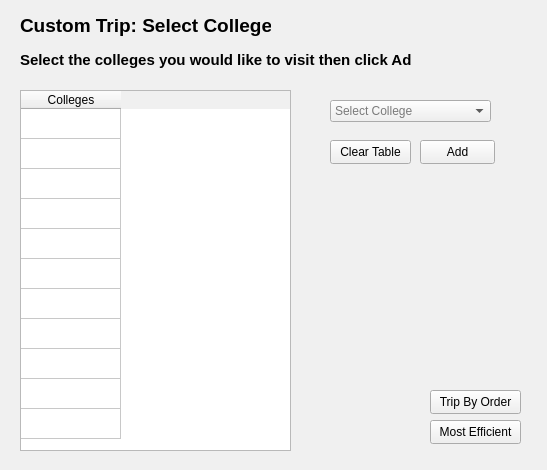
Before: the Qt Designer form CollegeTouring/customtrip.ui in belalzahran/CS_Project2_TheApplicants, drawn with Qt 5.
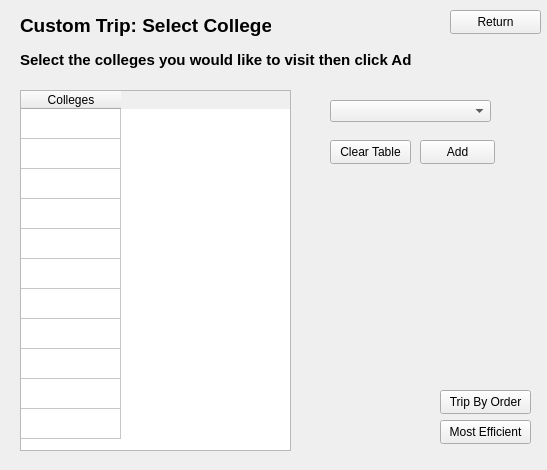
After: the same form once the commit is applied.

What changed in the file:
```diff
--- a/CollegeTouring/customtrip.ui
+++ b/CollegeTouring/customtrip.ui
@@ -12,579 +12,9 @@
   </property>
   <property name="palette">
    <palette>
-    <active>
-     <colorrole role="WindowText">
-      <brush brushstyle="SolidPattern">
-       <color alpha="255">
-        <red>0</red>
-        <green>0</green>
-        <blue>0</blue>
-       </color>
-      </brush>
-     </colorrole>
-     <colorrole role="Button">
-      <brush brushstyle="SolidPattern">
-       <color alpha="255">
-        <red>240</red>
-        <green>240</green>
-        <blue>240</blue>
-       </color>
-      </brush>
-     </colorrole>
-     <colorrole role="Light">
-      <brush brushstyle="SolidPattern">
-       <color alpha="255">
-        <red>255</red>
-        <green>255</green>
-        <blue>255</blue>
-       </color>
-      </brush>
-     </colorrole>
-     <colorrole role="Midlight">
-      <brush brushstyle="SolidPattern">
-       <color alpha="255">
-        <red>227</red>
-        <green>227</green>
-        <blue>227</blue>
-       </color>
-      </brush>
-     </colorrole>
-     <colorrole role="Dark">
-      <brush brushstyle="SolidPattern">
-       <color alpha="255">
-        <red>160</red>
-        <green>160</green>
-        <blue>160</blue>
-       </color>
-      </brush>
-     </colorrole>
-     <colorrole role="Mid">
-      <brush brushstyle="SolidPattern">
-       <color alpha="255">
-        <red>129</red>
-        <green>129</green>
-        <blue>129</blue>
-       </color>
-      </brush>
-     </colorrole>
-     <colorrole role="Text">
-      <brush brushstyle="SolidPattern">
-       <color alpha="255">
-        <red>0</red>
-        <green>0</green>
-        <blue>0</blue>
-       </color>
-      </brush>
-     </colorrole>
-     <colorrole role="BrightText">
-      <brush brushstyle="SolidPattern">
-       <color alpha="255">
-        <red>255</red>
-        <green>255</green>
-        <blue>255</blue>
-       </color>
-      </brush>
-     </colorrole>
-     <colorrole role="ButtonText">
-      <brush brushstyle="SolidPattern">
-       <color alpha="255">
-        <red>0</red>
-        <green>0</green>
-        <blue>0</blue>
-       </color>
-      </brush>
-     </colorrole>
-     <colorrole role="Base">
-      <brush brushstyle="SolidPattern">
-       <color alpha="255">
-        <red>255</red>
-        <green>255</green>
-        <blue>255</blue>
-       </color>
-      </brush>
-     </colorrole>
-     <colorrole role="Window">
-      <brush brushstyle="SolidPattern">
-       <color alpha="255">
-        <red>198</red>
-        <green>208</green>
-        <blue>197</blue>
-       </color>
-      </brush>
-     </colorrole>
-     <colorrole role="Shadow">
-      <brush brushstyle="SolidPattern">
-       <color alpha="255">
-        <red>105</red>
-        <green>105</green>
-        <blue>105</blue>
-       </color>
-      </brush>
-     </colorrole>
-     <colorrole role="Highlight">
-      <brush brushstyle="SolidPattern">
-       <color alpha="255">
-        <red>0</red>
-        <green>120</green>
-        <blue>215</blue>
-       </color>
-      </brush>
-     </colorrole>
-     <colorrole role="HighlightedText">
-      <brush brushstyle="SolidPattern">
-       <color alpha="255">
-        <red>255</red>
-        <green>255</green>
-        <blue>255</blue>
-       </color>
-      </brush>
-     </colorrole>
-     <colorrole role="Link">
-      <brush brushstyle="SolidPattern">
-       <color alpha="255">
-        <red>0</red>
-        <green>0</green>
-        <blue>255</blue>
-       </color>
-      </brush>
-     </colorrole>
-     <colorrole role="LinkVisited">
-      <brush brushstyle="SolidPattern">
-       <color alpha="255">
-        <red>255</red>
-        <green>0</green>
-        <blue>255</blue>
-       </color>
-      </brush>
-     </colorrole>
-     <colorrole role="AlternateBase">
-      <brush brushstyle="SolidPattern">
-       <color alpha="255">
-        <red>245</red>
-        <green>245</green>
-        <blue>245</blue>
-       </color>
-      </brush>
-     </colorrole>
-     <colorrole role="NoRole">
-      <brush brushstyle="SolidPattern">
-       <color alpha="255">
-        <red>0</red>
-        <green>0</green>
-        <blue>0</blue>
-       </color>
-      </brush>
-     </colorrole>
-     <colorrole role="ToolTipBase">
-      <brush brushstyle="SolidPattern">
-       <color alpha="255">
-        <red>255</red>
-        <green>255</green>
-        <blue>220</blue>
-       </color>
-      </brush>
-     </colorrole>
-     <colorrole role="ToolTipText">
-      <brush brushstyle="SolidPattern">
-       <color alpha="255">
-        <red>0</red>
-        <green>0</green>
-        <blue>0</blue>
-       </color>
-      </brush>
-     </colorrole>
-     <colorrole role="PlaceholderText">
-      <brush brushstyle="SolidPattern">
-       <color alpha="128">
-        <red>0</red>
-        <green>0</green>
-        <blue>0</blue>
-       </color>
-      </brush>
-     </colorrole>
-    </active>
-    <inactive>
-     <colorrole role="WindowText">
-      <brush brushstyle="SolidPattern">
-       <color alpha="255">
-        <red>0</red>
-        <green>0</green>
-        <blue>0</blue>
-       </color>
-      </brush>
-     </colorrole>
-     <colorrole role="Button">
-      <brush brushstyle="SolidPattern">
-       <color alpha="255">
-        <red>240</red>
-        <green>240</green>
-        <blue>240</blue>
-       </color>
-      </brush>
-     </colorrole>
-     <colorrole role="Light">
-      <brush brushstyle="SolidPattern">
-       <color alpha="255">
-        <red>255</red>
-        <green>255</green>
-        <blue>255</blue>
-       </color>
-      </brush>
-     </colorrole>
-     <colorrole role="Midlight">
-      <brush brushstyle="SolidPattern">
-       <color alpha="255">
-        <red>227</red>
-        <green>227</green>
-        <blue>227</blue>
-       </color>
-      </brush>
-     </colorrole>
-     <colorrole role="Dark">
-      <brush brushstyle="SolidPattern">
-       <color alpha="255">
-        <red>160</red>
-        <green>160</green>
-        <blue>160</blue>
-       </color>
-      </brush>
-     </colorrole>
-     <colorrole role="Mid">
-      <brush brushstyle="SolidPattern">
-       <color alpha="255">
-        <red>160</red>
-        <green>160</green>
-        <blue>160</blue>
-       </color>
-      </brush>
-     </colorrole>
-     <colorrole role="Text">
-      <brush brushstyle="SolidPattern">
-       <color alpha="255">
-        <red>0</red>
-        <green>0</green>
-        <blue>0</blue>
-       </color>
-      </brush>
-     </colorrole>
-     <colorrole role="BrightText">
-      <brush brushstyle="SolidPattern">
-       <color alpha="255">
-        <red>255</red>
-        <green>255</green>
-        <blue>255</blue>
-       </color>
-      </brush>
-     </colorrole>
-     <colorrole role="ButtonText">
-      <brush brushstyle="SolidPattern">
-       <color alpha="255">
-        <red>0</red>
-        <green>0</green>
-        <blue>0</blue>
-       </color>
-      </brush>
-     </colorrole>
-     <colorrole role="Base">
-      <brush brushstyle="SolidPattern">
-       <color alpha="255">
-        <red>255</red>
-        <green>255</green>
-        <blue>255</blue>
-       </color>
-      </brush>
-     </colorrole>
-     <colorrole role="Window">
-      <brush brushstyle="SolidPattern">
-       <color alpha="255">
-        <red>240</red>
-        <green>240</green>
-        <blue>240</blue>
-       </color>
-      </brush>
-     </colorrole>
-     <colorrole role="Shadow">
-      <brush brushstyle="SolidPattern">
-       <color alpha="255">
-        <red>105</red>
-        <green>105</green>
-        <blue>105</blue>
-       </color>
-      </brush>
-     </colorrole>
-     <colorrole role="Highlight">
-      <brush brushstyle="SolidPattern">
-       <color alpha="255">
-        <red>240</red>
-        <green>240</green>
-        <blue>240</blue>
-       </color>
-      </brush>
-     </colorrole>
-     <colorrole role="HighlightedText">
-      <brush brushstyle="SolidPattern">
-       <color alpha="255">
-        <red>0</red>
-        <green>0</green>
-        <blue>0</blue>
-       </color>
-      </brush>
-     </colorrole>
-     <colorrole role="Link">
-      <brush brushstyle="SolidPattern">
-       <color alpha="255">
-        <red>0</red>
-        <green>0</green>
-        <blue>255</blue>
-       </color>
-      </brush>
-     </colorrole>
-     <colorrole role="LinkVisited">
-      <brush brushstyle="SolidPattern">
-       <color alpha="255">
-        <red>255</red>
-        <green>0</green>
-        <blue>255</blue>
-       </color>
-      </brush>
-     </colorrole>
-     <colorrole role="AlternateBase">
-      <brush brushstyle="SolidPattern">
-       <color alpha="255">
-        <red>245</red>
-        <green>245</green>
-        <blue>245</blue>
-       </color>
-      </brush>
-     </colorrole>
-     <colorrole role="NoRole">
-      <brush brushstyle="NoBrush">
-       <color alpha="255">
-        <red>0</red>
-        <green>0</green>
-        <blue>0</blue>
-       </color>
-      </brush>
-     </colorrole>
-     <colorrole role="ToolTipBase">
-      <brush brushstyle="SolidPattern">
-       <color alpha="255">
-        <red>255</red>
-        <green>255</green>
-        <blue>220</blue>
-       </color>
-      </brush>
-     </colorrole>
-     <colorrole role="ToolTipText">
-      <brush brushstyle="SolidPattern">
-       <color alpha="255">
-        <red>0</red>
-        <green>0</green>
-        <blue>0</blue>
-       </color>
-      </brush>
-     </colorrole>
-     <colorrole role="PlaceholderText">
-      <brush brushstyle="SolidPattern">
-       <color alpha="128">
-        <red>0</red>
-        <green>0</green>
-        <blue>0</blue>
-       </color>
-      </brush>
-     </colorrole>
-    </inactive>
-    <disabled>
-     <colorrole role="WindowText">
-      <brush brushstyle="SolidPattern">
-       <color alpha="255">
-        <red>120</red>
-        <green>120</green>
-        <blue>120</blue>
-       </color>
-      </brush>
-     </colorrole>
-     <colorrole role="Button">
-      <brush brushstyle="SolidPattern">
-       <color alpha="255">
-        <red>240</red>
-        <green>240</green>
-        <blue>240</blue>
-       </color>
-      </brush>
-     </colorrole>
-     <colorrole role="Light">
-      <brush brushstyle="SolidPattern">
-       <color alpha="255">
-        <red>255</red>
-        <green>255</green>
-        <blue>255</blue>
-       </color>
-      </brush>
-     </colorrole>
-     <colorrole role="Midlight">
-      <brush brushstyle="SolidPattern">
-       <color alpha="255">
-        <red>247</red>
-        <green>247</green>
-        <blue>247</blue>
-       </color>
-      </brush>
-     </colorrole>
-     <colorrole role="Dark">
-      <brush brushstyle="SolidPattern">
-       <color alpha="255">
-        <red>160</red>
-        <green>160</green>
-        <blue>160</blue>
-       </color>
-      </brush>
-     </colorrole>
-     <colorrole role="Mid">
-      <brush brushstyle="SolidPattern">
-       <color alpha="255">
-        <red>129</red>
-        <green>129</green>
-        <blue>129</blue>
-       </color>
-      </brush>
-     </colorrole>
-     <colorrole role="Text">
-      <brush brushstyle="SolidPattern">
-       <color alpha="255">
-        <red>120</red>
-        <green>120</green>
-        <blue>120</blue>
-       </color>
-      </brush>
-     </colorrole>
-     <colorrole role="BrightText">
-      <brush brushstyle="SolidPattern">
-       <color alpha="255">
-        <red>255</red>
-        <green>255</green>
-        <blue>255</blue>
-       </color>
-      </brush>
-     </colorrole>
-     <colorrole role="ButtonText">
-      <brush brushstyle="SolidPattern">
-       <color alpha="255">
-        <red>120</red>
-        <green>120</green>
-        <blue>120</blue>
-       </color>
-      </brush>
-     </colorrole>
-     <colorrole role="Base">
-      <brush brushstyle="SolidPattern">
-       <color alpha="255">
-        <red>198</red>
-        <green>208</green>
-        <blue>197</blue>
-       </color>
-      </brush>
-     </colorrole>
-     <colorrole role="Window">
-      <brush brushstyle="SolidPattern">
-       <color alpha="255">
-        <red>198</red>
-        <green>208</green>
-        <blue>197</blue>
-       </color>
-      </brush>
-     </colorrole>
-     <colorrole role="Shadow">
-      <brush brushstyle="SolidPattern">
-       <color alpha="255">
-        <red>0</red>
-        <green>0</green>
-        <blue>0</blue>
-       </color>
-      </brush>
-     </colorrole>
-     <colorrole role="Highlight">
-      <brush brushstyle="SolidPattern">
-       <color alpha="255">
-        <red>0</red>
-        <green>120</green>
-        <blue>215</blue>
-       </color>
-      </brush>
-     </colorrole>
-     <colorrole role="HighlightedText">
-      <brush brushstyle="SolidPattern">
-       <color alpha="255">
-        <red>255</red>
-        <green>255</green>
-        <blue>255</blue>
-       </color>
-      </brush>
-     </colorrole>
-     <colorrole role="Link">
-      <brush brushstyle="SolidPattern">
-       <color alpha="255">
-        <red>0</red>
-        <green>0</green>
-        <blue>255</blue>
-       </color>
-      </brush>
-     </colorrole>
-     <colorrole role="LinkVisited">
-      <brush brushstyle="SolidPattern">
-       <color alpha="255">
-        <red>255</red>
-        <green>0</green>
-        <blue>255</blue>
-       </color>
-      </brush>
-     </colorrole>
-     <colorrole role="AlternateBase">
-      <brush brushstyle="SolidPattern">
-       <color alpha="255">
-        <red>245</red>
-        <green>245</green>
-        <blue>245</blue>
-       </color>
-      </brush>
-     </colorrole>
-     <colorrole role="NoRole">
-      <brush brushstyle="NoBrush">
-       <color alpha="255">
-        <red>0</red>
-        <green>0</green>
-        <blue>0</blue>
-       </color>
-      </brush>
-     </colorrole>
-     <colorrole role="ToolTipBase">
-      <brush brushstyle="SolidPattern">
-       <color alpha="255">
-        <red>255</red>
-        <green>255</green>
-        <blue>220</blue>
-       </color>
-      </brush>
-     </colorrole>
-     <colorrole role="ToolTipText">
-      <brush brushstyle="SolidPattern">
-       <color alpha="255">
-        <red>0</red>
-        <green>0</green>
-        <blue>0</blue>
-       </color>
-      </brush>
-     </colorrole>
-     <colorrole role="PlaceholderText">
-      <brush brushstyle="SolidPattern">
-       <color alpha="128">
-        <red>0</red>
-        <green>0</green>
-        <blue>0</blue>
-       </color>
-      </brush>
-     </colorrole>
-    </disabled>
+    <active/>
+    <inactive/>
+    <disabled/>
    </palette>
   </property>
   <property name="windowTitle">
@@ -737,7 +167,7 @@
   <widget class="QPushButton" name="pushButton_2">
    <property name="geometry">
     <rect>
-     <x>430</x>
+     <x>440</x>
      <y>390</y>
      <width>91</width>
      <height>24</height>
@@ -750,7 +180,7 @@
   <widget class="QPushButton" name="pushButton_3">
    <property name="geometry">
     <rect>
-     <x>430</x>
+     <x>440</x>
      <y>420</y>
      <width>91</width>
      <height>24</height>
@@ -760,6 +190,19 @@
     <string>Most Efficient</string>
    </property>
   </widget>
+  <widget class="QPushButton" name="pushButton_4">
+   <property name="geometry">
+    <rect>
+     <x>450</x>
+     <y>10</y>
+     <width>91</width>
+     <height>24</height>
+    </rect>
+   </property>
+   <property name="text">
+    <string>Return</string>
+   </property>
+  </widget>
  </widget>
  <resources/>
  <connections/>
```
